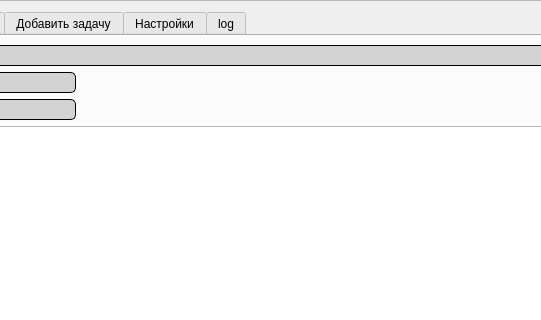
This is data/ui/client.ui in TereDom/MathBattle as Qt 5 draws it before an edit; both pictures show x 152 to 693 and y 0 to 320 of the 1053 by 695 pixel window. The edited form follows.
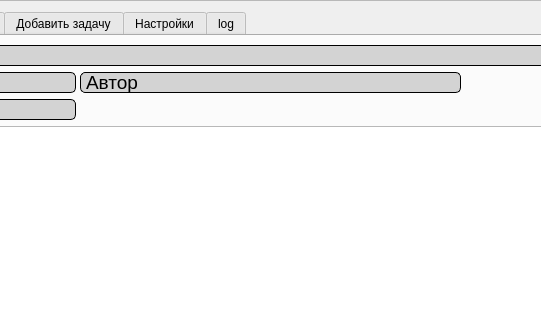
This is the edited form.

What changed in the file:
```diff
--- a/data/ui/client.ui
+++ b/data/ui/client.ui
@@ -1567,6 +1567,92 @@
              <string>⮜</string>
             </property>
            </widget>
+           <widget class="QLabel" name="labelAuthor">
+            <property name="geometry">
+             <rect>
+              <x>220</x>
+              <y>36</y>
+              <width>381</width>
+              <height>21</height>
+             </rect>
+            </property>
+            <property name="sizePolicy">
+             <sizepolicy hsizetype="Preferred" vsizetype="Preferred">
+              <horstretch>0</horstretch>
+              <verstretch>0</verstretch>
+             </sizepolicy>
+            </property>
+            <property name="minimumSize">
+             <size>
+              <width>200</width>
+              <height>21</height>
+             </size>
+            </property>
+            <property name="maximumSize">
+             <size>
+              <width>500</width>
+              <height>21</height>
+             </size>
+            </property>
+            <property name="sizeIncrement">
+             <size>
+              <width>200</width>
+              <height>21</height>
+             </size>
+            </property>
+            <property name="baseSize">
+             <size>
+              <width>200</width>
+              <height>21</height>
+             </size>
+            </property>
+            <property name="font">
+             <font>
+              <pointsize>14</pointsize>
+             </font>
+            </property>
+            <property name="toolTip">
+             <string>ID задачи</string>
+            </property>
+            <property name="styleSheet">
+             <string notr="true">border: 1px solid black;
+border-radius: 5px;
+background-color: rgb(211, 211, 211);
+
+</string>
+            </property>
+            <property name="frameShape">
+             <enum>QFrame::Box</enum>
+            </property>
+            <property name="frameShadow">
+             <enum>QFrame::Raised</enum>
+            </property>
+            <property name="lineWidth">
+             <number>1</number>
+            </property>
+            <property name="midLineWidth">
+             <number>0</number>
+            </property>
+            <property name="text">
+             <string>Автор </string>
+            </property>
+           </widget>
+           <widget class="QLabel" name="warningLabel">
+            <property name="geometry">
+             <rect>
+              <x>20</x>
+              <y>580</y>
+              <width>221</width>
+              <height>16</height>
+             </rect>
+            </property>
+            <property name="styleSheet">
+             <string notr="true">color: rgb(255, 0, 0);</string>
+            </property>
+            <property name="text">
+             <string/>
+            </property>
+           </widget>
           </widget>
           <widget class="QWidget" name="ProfilePage">
            <attribute name="title">
```
Left out of the diff: 5 changed lines with no effect on the pictures.
